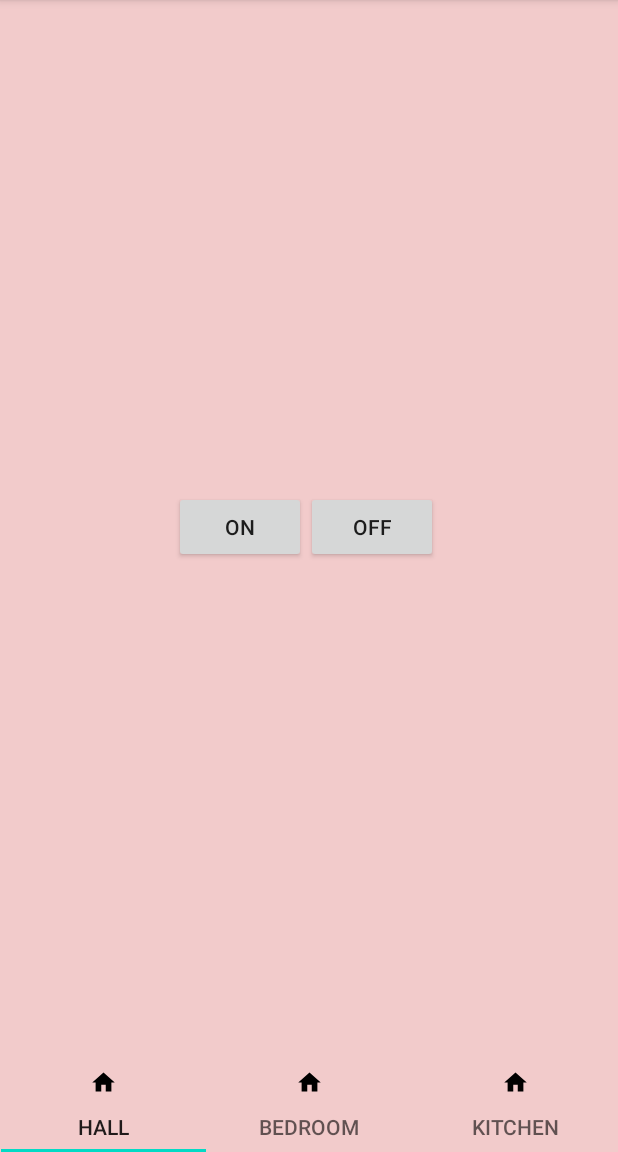
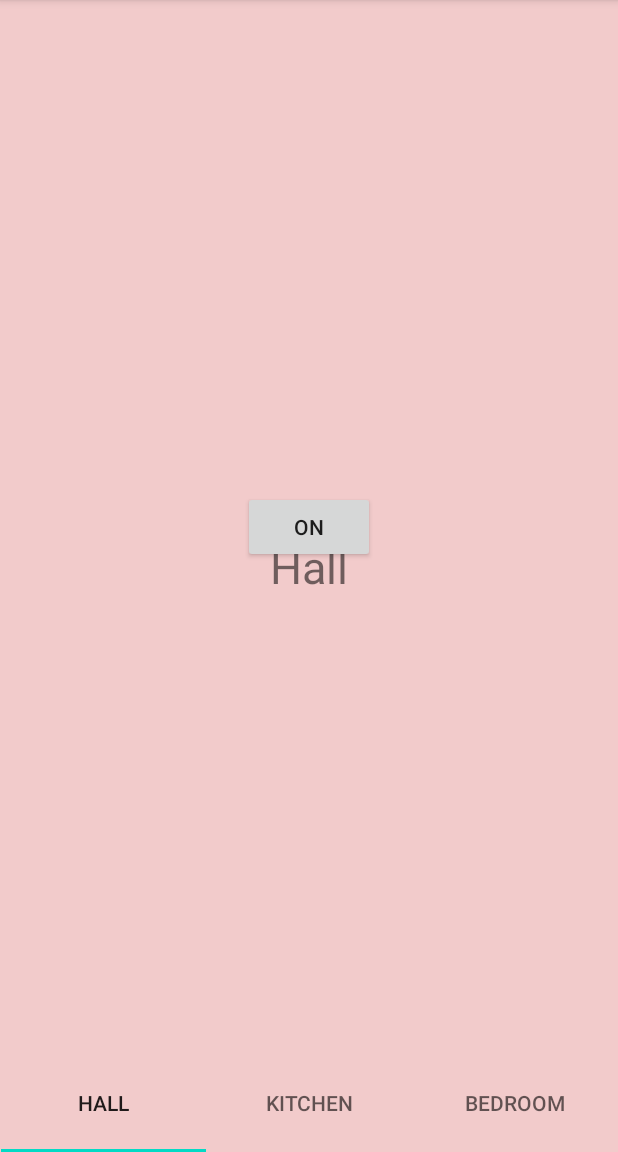
Before and after one commit to arcAdcet123/arcAutomationApp, an Android app: the MainActivity screen opened directly, with no data from a screen before it, on a phone screen of 412 x 824 dp, the part 84-1236 px from its top. Run offline under Robolectric (Android 15) with nearby library versions, the phone set to English and light mode, and no system bars; our stand-ins replace Firebase (no records; nobody signed in at launch, a user with empty details on screens opened directly).

Commit message:
Slider Tabs

```diff
--- a/app/build.gradle
+++ b/app/build.gradle
@@ -31,6 +31,8 @@ dependencies {
     implementation 'com.google.firebase:firebase-database:19.4.0'
     implementation 'com.google.firebase:firebase-auth:19.4.0'
     implementation 'com.google.android.gms:play-services-auth:18.1.0'
+    implementation 'androidx.legacy:legacy-support-v4:1.0.0'
+    implementation 'androidx.viewpager:viewpager:1.0.0'
     testImplementation 'junit:junit:4.12'
     androidTestImplementation 'androidx.test.ext:junit:1.1.2'
     androidTestImplementation 'androidx.test.espresso:espresso-core:3.3.0'
--- /dev/null
+++ b/app/src/main/java/com/example/automation_app/Bedroom.java
@@ -0,0 +1,30 @@
+package com.example.automation_app;
+
+import android.os.Bundle;
+
+import androidx.fragment.app.Fragment;
+
+import android.view.LayoutInflater;
+import android.view.View;
+import android.view.ViewGroup;
+
+public class Bedroom extends Fragment {
+
+    public Bedroom() {
+        // Required empty public constructor
+    }
+
+
+    @Override
+    public void onCreate(Bundle savedInstanceState) {
+        super.onCreate(savedInstanceState);
+
+    }
+
+    @Override
+    public View onCreateView(LayoutInflater inflater, ViewGroup container,
+                             Bundle savedInstanceState) {
+        // Inflate the layout for this fragment
+        return inflater.inflate(R.layout.fragment_bedroom, container, false);
+    }
+}
--- /dev/null
+++ b/app/src/main/java/com/example/automation_app/Hall.java
@@ -0,0 +1,31 @@
+package com.example.automation_app;
+
+import android.os.Bundle;
+
+import androidx.fragment.app.Fragment;
+
+import android.view.LayoutInflater;
+import android.view.View;
+import android.view.ViewGroup;
+
+
+public class Hall extends Fragment {
+
+
+    public Hall() {
+        // Required empty public constructor
+    }
+
+    @Override
+    public void onCreate(Bundle savedInstanceState) {
+        super.onCreate(savedInstanceState);
+
+    }
+
+    @Override
+    public View onCreateView(LayoutInflater inflater, ViewGroup container,
+                             Bundle savedInstanceState) {
+        // Inflate the layout for this fragment
+        return inflater.inflate(R.layout.fragment_hall, container, false);
+    }
+}
--- /dev/null
+++ b/app/src/main/java/com/example/automation_app/Kitchen.java
@@ -0,0 +1,29 @@
+package com.example.automation_app;
+
+import android.os.Bundle;
+
+import androidx.fragment.app.Fragment;
+
+import android.view.LayoutInflater;
+import android.view.View;
+import android.view.ViewGroup;
+
+public class Kitchen extends Fragment {
+
+    public Kitchen() {
+        // Required empty public constructor
+    }
+
+    @Override
+    public void onCreate(Bundle savedInstanceState) {
+        super.onCreate(savedInstanceState);
+
+    }
+
+    @Override
+    public View onCreateView(LayoutInflater inflater, ViewGroup container,
+                             Bundle savedInstanceState) {
+        // Inflate the layout for this fragment
+        return inflater.inflate(R.layout.fragment_kitchen, container, false);
+    }
+}
--- a/app/src/main/java/com/example/automation_app/MainActivity.java
+++ b/app/src/main/java/com/example/automation_app/MainActivity.java
@@ -1,17 +1,24 @@
 package com.example.automation_app;
 
 import androidx.appcompat.app.AppCompatActivity;
+import androidx.fragment.app.Fragment;
+import androidx.fragment.app.FragmentManager;
+import androidx.fragment.app.FragmentPagerAdapter;
+import androidx.viewpager.widget.ViewPager;
 
 import android.os.Bundle;
 import android.view.View;
 import android.widget.Button;
 
+import com.google.android.material.tabs.TabLayout;
 import com.google.firebase.auth.FirebaseAuth;
 import com.google.firebase.auth.FirebaseUser;
 import com.google.firebase.database.DatabaseReference;
 import com.google.firebase.database.FirebaseDatabase;
 
+import java.util.ArrayList;
 import java.util.HashMap;
+import java.util.List;
 import java.util.Map;
 
 public class MainActivity extends AppCompatActivity {
@@ -21,7 +28,7 @@ public class MainActivity extends AppCompatActivity {
         super.onCreate(savedInstanceState);
         setContentView(R.layout.activity_main);
         on=findViewById(R.id.BUTTON_ON);
-        off=findViewById(R.id.BUTTON_OFF);
+
         final FirebaseUser user = FirebaseAuth.getInstance().getCurrentUser();
         on.setOnClickListener(new View.OnClickListener() {
             @Override
@@ -37,13 +44,46 @@ public class MainActivity extends AppCompatActivity {
             }
         });
 
-        off.setOnClickListener(new View.OnClickListener() {
-            @Override
-            public void onClick(View view) {
-                FirebaseDatabase database = FirebaseDatabase.getInstance();
-                DatabaseReference myRef = database.getReference("STATUS_OFF");
-                myRef.setValue(0);
-            }
-        });
+
+        ViewPager viewPager = (ViewPager) findViewById(R.id.pager);
+        ViewPagerAdapter adapter = new ViewPagerAdapter(getSupportFragmentManager());
+        adapter.addFragment(new Hall(), "Hall");
+        adapter.addFragment(new Bedroom(), "Kitchen");
+        adapter.addFragment(new Kitchen(), "Bedroom");
+        viewPager.setAdapter(adapter);
+
+        TabLayout tabLayout = (TabLayout) findViewById(R.id.tabs);
+        tabLayout.setupWithViewPager(viewPager);
+
+    }
+
+    // Adapter for the viewpager using FragmentPagerAdapter
+    class ViewPagerAdapter extends FragmentPagerAdapter {
+        private final List<Fragment> mFragmentList = new ArrayList<>();
+        private final List<String> mFragmentTitleList = new ArrayList<>();
+
+        public ViewPagerAdapter(FragmentManager manager) {
+            super(manager);
+        }
+
+        @Override
+        public Fragment getItem(int position) {
+            return mFragmentList.get(position);
+        }
+
+        @Override
+        public int getCount() {
+            return mFragmentList.size();
+        }
+
+        public void addFragment(Fragment fragment, String title) {
+            mFragmentList.add(fragment);
+            mFragmentTitleList.add(title);
+        }
+
+        @Override
+        public CharSequence getPageTitle(int position) {
+            return mFragmentTitleList.get(position);
+        }
     }
 }
--- a/app/src/main/res/layout/activity_main.xml
+++ b/app/src/main/res/layout/activity_main.xml
@@ -8,7 +8,7 @@
     tools:context=".MainActivity">
 
     <com.google.android.material.tabs.TabLayout
-        android:id="@+id/tabLayout2"
+        android:id="@+id/tabs"
         android:layout_width="411dp"
         android:layout_height="65dp"
         app:layout_constraintBottom_toBottomOf="parent"
@@ -16,7 +16,7 @@
         app:layout_constraintStart_toStartOf="parent"
         app:tabMode="fixed">
 
-        <com.google.android.material.tabs.TabItem
+    <!--    <com.google.android.material.tabs.TabItem
             android:layout_width="wrap_content"
             android:layout_height="wrap_content"
             android:icon="@drawable/ic_home_black_18dp"
@@ -32,30 +32,23 @@
             android:layout_width="wrap_content"
             android:layout_height="wrap_content"
             android:icon="@drawable/ic_home_black_18dp"
-            android:text="@string/tab_3" />
+            android:text="@string/tab_3" />  -->
 
     </com.google.android.material.tabs.TabLayout>
+
+    <androidx.viewpager.widget.ViewPager
+        android:id="@+id/pager"
+        android:layout_width="match_parent"
+        android:layout_height="match_parent"/>
 
     <Button
         android:id="@+id/BUTTON_ON"
         android:layout_width="wrap_content"
         android:layout_height="wrap_content"
-        android:layout_marginStart="124dp"
         android:text="ON"
-        app:layout_constraintBottom_toBottomOf="@+id/BUTTON_OFF"
-        app:layout_constraintEnd_toStartOf="@+id/BUTTON_OFF"
-        app:layout_constraintHorizontal_bias="1.0"
+        app:layout_constraintBottom_toTopOf="@+id/tabs"
+        app:layout_constraintEnd_toEndOf="parent"
         app:layout_constraintStart_toStartOf="parent"
-        app:layout_constraintTop_toTopOf="@+id/BUTTON_OFF"
-        app:layout_constraintVertical_bias="0.0" />
+        app:layout_constraintTop_toTopOf="@+id/pager" />
 
-    <Button
-        android:id="@+id/BUTTON_OFF"
-        android:layout_width="wrap_content"
-        android:layout_height="wrap_content"
-        android:layout_marginEnd="120dp"
-        android:text="OFF"
-        app:layout_constraintBottom_toTopOf="@+id/tabLayout2"
-        app:layout_constraintEnd_toEndOf="parent"
-        app:layout_constraintTop_toTopOf="parent" />
 </androidx.constraintlayout.widget.ConstraintLayout>
--- /dev/null
+++ b/app/src/main/res/layout/fragment_hall.xml
@@ -0,0 +1,21 @@
+<?xml version="1.0" encoding="utf-8"?>
+<androidx.constraintlayout.widget.ConstraintLayout xmlns:android="http://schemas.android.com/apk/res/android"
+    xmlns:app="http://schemas.android.com/apk/res-auto"
+    xmlns:tools="http://schemas.android.com/tools"
+    android:layout_width="match_parent"
+    android:layout_height="match_parent"
+    tools:context=".Hall">
+
+
+    <TextView
+        android:id="@+id/textView4"
+        android:layout_width="195dp"
+        android:layout_height="53dp"
+        android:text="Hall"
+        android:textAlignment="center"
+        android:textSize="30sp"
+        app:layout_constraintBottom_toBottomOf="parent"
+        app:layout_constraintEnd_toEndOf="parent"
+        app:layout_constraintStart_toStartOf="parent"
+        app:layout_constraintTop_toTopOf="parent" />
+</androidx.constraintlayout.widget.ConstraintLayout>
--- a/app/src/main/res/values/strings.xml
+++ b/app/src/main/res/values/strings.xml
@@ -4,4 +4,6 @@
     <string name="tab_2">Bedroom</string>
     <string name="tab_3">Kitchen</string>
     <string name="web_client_id">603780358384-55qlfsnjnlggm6hfmlnrt0hlc553p6r2.apps.googleusercontent.com</string>
+    <!-- TODO: Remove or change this placeholder text -->
+    <string name="hello_blank_fragment">Hello blank fragment</string>
 </resources>
```
Also changed, not shown: app/src/main/java/com/example/automation_app/Sign_in_Activity.java (+7 -3 lines), app/src/main/res/layout/fragment_bedroom.xml (added, +21 -0 lines), app/src/main/res/layout/fragment_kitchen.xml (added, +22 -0 lines), 99 other files.
